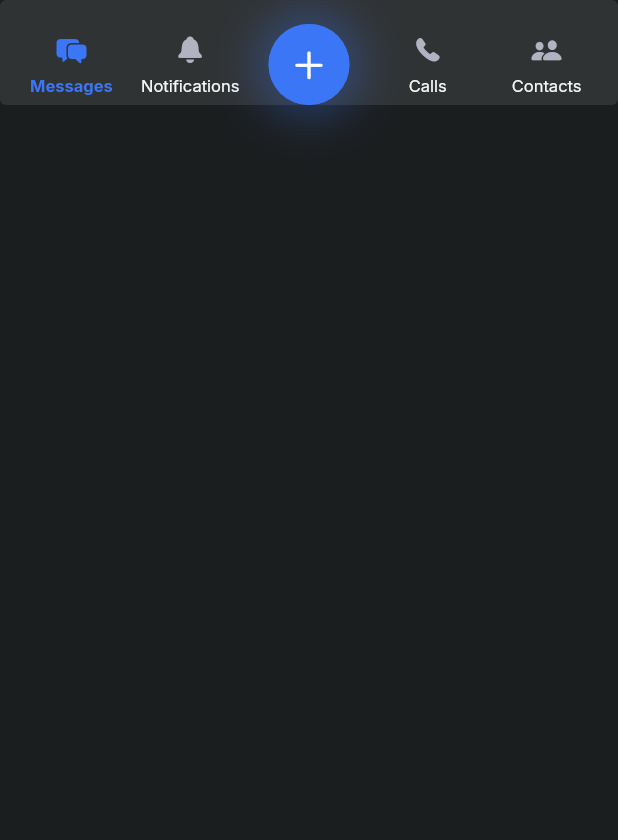
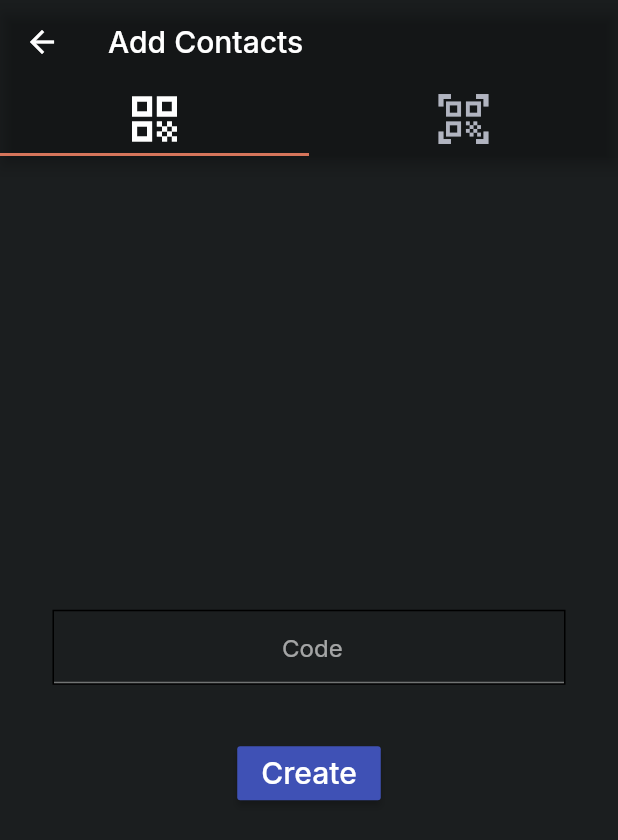
Before and after one commit to tom-peter12/younme, a Flutter app: the _BottomNavigationBar widget shown alone on an empty page, opened directly with empty values, after a tap on an icon or button, on a phone screen of 412 x 824 dp. Shown: the top 840 px of the screen. Run offline on Flutter 3.47's test engine with Material 2 defaults, Android fonts, the phone set to English and light mode, and no system bars; our stand-ins replace barcode_widget, cached_network_image, faker, flutter_svg, google_fonts, jiffy; missing offline and left inert: flutter_qr_bar_scanner; network calls fail.

Commit message:
Minimal QR code added

```diff
--- /dev/null
+++ b/lib/qrCode/first.dart
@@ -0,0 +1,71 @@
+import 'dart:io';
+
+import 'package:barcode_widget/barcode_widget.dart';
+import 'package:flutter/material.dart';
+
+class First extends StatefulWidget {
+  const First({Key? key}) : super(key: key);
+
+  @override
+  _FirstState createState() => _FirstState();
+}
+
+class _FirstState extends State<First> {
+  var code = '';
+  TextEditingController content = TextEditingController();
+  File? file;
+  TextEditingController title = TextEditingController();
+
+  @override
+  Widget build(BuildContext context) {
+    return Scaffold(
+      body: Center(
+        child: SingleChildScrollView(
+          child: Column(
+            children: [
+
+              Padding(
+                padding: const EdgeInsets.all(35),
+                child: Container(
+                  decoration: BoxDecoration(border: Border.all()),
+                  child: TextFormField(
+                    controller: title,
+                    textAlign: TextAlign.center,
+                    decoration: const InputDecoration(
+                      hintText: ' Code ',
+                    ),
+                  ),
+                ),
+              ),
+              MaterialButton(
+                color: Colors.indigo,
+                onPressed: () {
+                  setState(() {
+                    code = title.text;
+                  });
+                },
+                child: const Text(
+                  "Create",
+                  style: TextStyle(
+                    color: Colors.white,
+                    fontSize: 20,
+                  ),
+                ),
+              ),
+              code == ''
+                  ? const Text('')
+                  : BarcodeWidget(
+                      barcode: Barcode.qrCode(
+                        errorCorrectLevel: BarcodeQRCorrectionLevel.high,
+                      ),
+                      data: code,
+                      width: 200,
+                      height: 200,
+                    ),
+            ],
+          ),
+        ),
+      ),
+    );
+  }
+}
--- /dev/null
+++ b/lib/qrCode/qrCode.dart
@@ -0,0 +1,65 @@
+import 'first.dart';
+import 'second.dart';
+import 'package:flutter/material.dart';
+
+class MyQRApp extends StatefulWidget {
+  const MyQRApp({Key? key}) : super(key: key);
+
+  @override
+  _MyAppState createState() => _MyAppState();
+}
+
+class _MyAppState extends State<MyQRApp> {
+  @override
+  Widget build(BuildContext context) {
+    return const MaterialApp(
+      home: qrCode(),
+    );
+  }
+}
+
+class qrCode extends StatefulWidget {
+  const qrCode({Key? key}) : super(key: key);
+
+  @override
+  _HomeState createState() => _HomeState();
+}
+
+class _HomeState extends State<qrCode> {
+  @override
+  Widget build(BuildContext context) {
+    return DefaultTabController(
+      length: 2,
+      child: Scaffold(
+        appBar: AppBar(
+          backgroundColor: Colors.transparent,
+          bottom: const TabBar(
+            tabs: [
+              Tab(
+                icon: Icon(
+                  Icons.qr_code,
+                  size: 40,
+                ),
+              ),
+              Tab(
+                icon: Icon(
+                  Icons.qr_code_scanner,
+                  size: 40,
+                ),
+              ),
+            ],
+          ),
+          title: const Text(
+            "Add Contacts",
+          ),
+        ),
+        body: const TabBarView(
+          children: [
+            First(),
+            Second(),
+          ],
+        ),
+      ),
+    );
+  }
+}
--- a/lib/screens/home_screen.dart
+++ b/lib/screens/home_screen.dart
@@ -2,6 +2,7 @@ import 'package:chatter/pages/calls_page.dart';
 import 'package:chatter/pages/contacts_page.dart';
 import 'package:chatter/pages/messages_page.dart';
 import 'package:chatter/pages/notifications_page.dart';
+import 'package:chatter/qrCode/qrCode.dart';
 import 'package:chatter/widgets/glowing_action_button.dart';
 import 'package:chatter/widgets/widgets.dart';
 import 'package:flutter/cupertino.dart';
@@ -140,7 +141,7 @@ class __BottomNavigationBarState extends State<_BottomNavigationBar> {
                   color: AppColors.secondary,
                   icon: CupertinoIcons.add,
                   onPressed: () {
-                    // print('TODO on new message');
+                    _navigateToNextScreen(context);
                   },
                 ),
               ),
@@ -163,6 +164,10 @@ class __BottomNavigationBarState extends State<_BottomNavigationBar> {
         ),
       ),
     );
+  }
+
+  void _navigateToNextScreen(BuildContext context) {
+    Navigator.of(context).push(MaterialPageRoute(builder: (context) => const qrCode()));
   }
 }
 
--- a/pubspec.yaml
+++ b/pubspec.yaml
@@ -29,6 +29,8 @@ dependencies:
     sdk: flutter
   google_fonts: ^2.1.0
   jiffy: ^4.1.0
+  barcode_widget: ^2.0.2
+  flutter_qr_bar_scanner: ^3.0.2
 
 dev_dependencies:
   flutter_lints: ^1.0.4
```
Also changed, not shown: lib/pages/messages_page.dart (+0 -87 lines), lib/qrCode/second.dart (added, +80 -0 lines), pubspec.lock, 1 other file.
